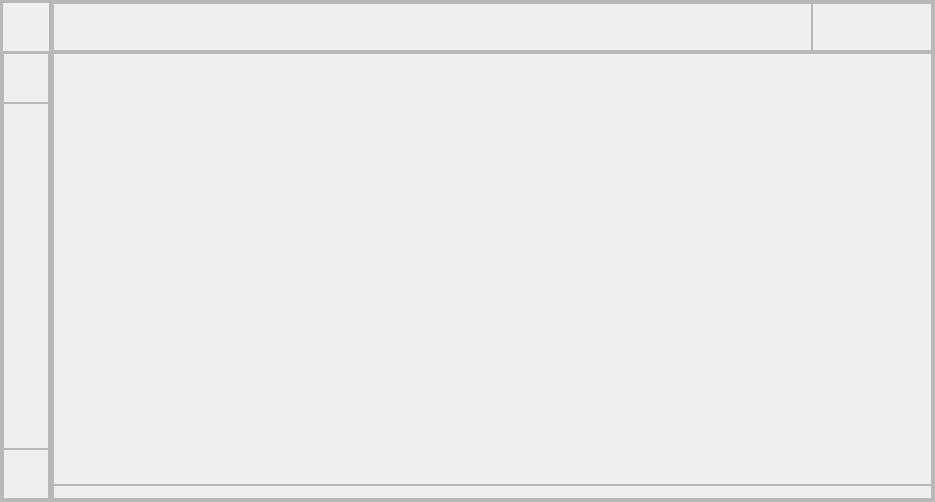
Qt form static/ui/main.ui (zzmx-sudo/file_sharer-Desktop) before a commit.
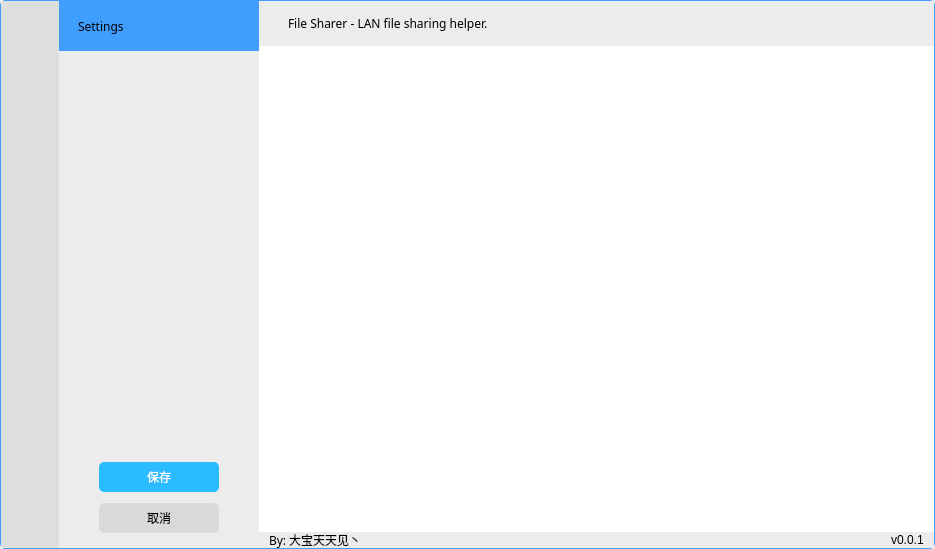
The same form after that commit. Icons and pictures are not drawn.

The edit to the form file:
```diff
--- a/static/ui/main.ui
+++ b/static/ui/main.ui
@@ -7,13 +7,147 @@
     <x>0</x>
     <y>0</y>
     <width>935</width>
-    <height>502</height>
+    <height>549</height>
    </rect>
   </property>
   <property name="windowTitle">
    <string>MainWindow</string>
   </property>
   <widget class="QWidget" name="styleSheet">
+   <property name="styleSheet">
+    <string notr="true">/* ///////////////////////////////////////////////////////////////////////////////
+Global */
+* {
+	margin: 0;
+	paddingf: 0;
+	font-size: 12px;
+}
+
+/* ///////////////////////////////////////////////////////////////////////////////
+QWidget */
+QWidget{
+	color: rgb(0, 0, 0);
+	border: none;
+}
+
+/* ///////////////////////////////////////////////////////////////////////////////
+QTooltip */
+QToolTip {
+	color: #409eff;
+	background-color: rgba(236, 236, 236, 180);
+	border: 1px solid #ffffff;
+	background-image: none;
+	background-position: left center;
+    background-repeat: no-repeat;
+	border: none;
+	border-left: 2px solid rgb(255, 121, 198);
+	text-align: left;
+	padding-left: 8px;
+	margin: 0px;
+}
+
+/* ///////////////////////////////////////////////////////////////////////////////
+AppBg */
+#AppBg {	
+	background-color: #ffffff;
+	border: 1px solid #409eff;
+	border-radius: 5%
+}
+
+/* ///////////////////////////////////////////////////////////////////////////////
+QPushButton */
+QPushButton {
+	background-position: center;
+	background-repeat: no-repeat;
+	border: none;
+	border-radius: 5%;
+}
+
+/* ///////////////////////////////////////////////////////////////////////////////
+Top Logo */
+#topLogoInfo {
+	background-position: center;
+	background-repeat: no-repeat;
+}
+/* ///////////////////////////////////////////////////////////////////////////////
+Left Menu Box */
+#leftMenuBox {
+	background-color: rgb(222, 222, 222);
+	padding: 0 4px 0 4px;
+}
+#leftMenuFrame {
+	padding: 5px 0;
+}
+#leftMenuBox .QPushButton:hover {
+	background-color: #ffffff;
+}
+#leftMenuBox .QPushButton:pressed {
+	background-color: #409eff;
+}
+
+/* ///////////////////////////////////////////////////////////////////////////////
+Extra Box */
+#extraBox {
+	background-color: rgb(236, 236, 236);
+}
+/* ///////////////////////////////////////////////////////////////////////////////
+Extra Top Box */
+#extraTopBox {
+	background-color: rgb(64, 158, 255);
+	padding: 0 10px;
+}
+#extraTopBox .QPushButton:hover {
+	background-color: rgb(57, 143, 229);
+}
+#extraTopBox .QPushButton:pressed {
+	background-color: #ffffff;
+}
+/* ///////////////////////////////////////////////////////////////////////////////
+Extra Bottom Box */
+#extraBottomBox #saveSettingButton {
+	background-color: rgb(42, 188, 255);
+	color: #ffffff;
+}
+#extraBottomBox #saveSettingButton:hover {
+	background-color: rgb(64, 158, 255);
+}
+#extraBottomBox #saveSettingButton:pressed {
+	border: 2px solid #ffffff;
+}
+#extraBottomBox #cancelSettingButton {
+	
+	background-color: rgb(217, 217, 217);
+	color: rgb(0, 0, 0);
+}
+#extraBottomBox #cancelSettingButton:hover {
+	background-color: rgb(184, 184, 184);
+}
+#extraBottomBox #cancelSettingButton:pressed {
+	border: 2px solid #ffffff;
+}
+
+/* ///////////////////////////////////////////////////////////////////////////////
+Content Box */
+/* ///////////////////////////////////////////////////////////////////////////////
+Content Top Box */
+#contentTopBox {
+	background-color: rgb(236, 236, 236);
+	padding: 0 10px 0 20px;
+}
+#contentTopBox .QPushButton:hover {
+	background-color: #ffffff;
+}
+#contentTopBox .QPushButton:pressed {
+	background-color: #409eff;
+}
+/* ///////////////////////////////////////////////////////////////////////////////
+Content Bottom Bar */
+#contentBottomBar {
+	background-color: rgb(236, 236, 236);
+	color: rgb(97, 97, 97);
+	padding: 0 10px;
+}</string>
+   </property>
    <layout class="QVBoxLayout" name="verticalLayout_6">
     <property name="spacing">
      <number>0</number>
@@ -58,13 +192,13 @@
         <widget class="QFrame" name="leftMenuBox">
          <property name="minimumSize">
           <size>
-           <width>50</width>
+           <width>58</width>
            <height>0</height>
           </size>
          </property>
          <property name="maximumSize">
           <size>
-           <width>50</width>
+           <width>58</width>
            <height>16777215</height>
           </size>
          </property>
@@ -74,6 +208,9 @@
          <property name="frameShadow">
           <enum>QFrame::Raised</enum>
          </property>
+         <property name="lineWidth">
+          <number>1</number>
+         </property>
          <layout class="QVBoxLayout" name="verticalLayout_5">
           <property name="spacing">
            <number>0</number>
@@ -95,15 +232,18 @@
             <property name="minimumSize">
              <size>
               <width>0</width>
-              <height>50</height>
+              <height>45</height>
              </size>
             </property>
             <property name="maximumSize">
              <size>
               <width>16777215</width>
-              <height>50</height>
+              <height>45</height>
              </size>
             </property>
+            <property name="styleSheet">
+             <string notr="true">background-image: url(:/icons/images/icon/share.png);</string>
+            </property>
             <property name="frameShape">
              <enum>QFrame::StyledPanel</enum>
             </property>
@@ -136,50 +276,145 @@
              <property name="bottomMargin">
               <number>0</number>
              </property>
-             <item>
-              <widget class="QFrame" name="leftToggleBox">
-               <property name="minimumSize">
-                <size>
-                 <width>0</width>
-                 <height>50</height>
-                </size>
-               </property>
-               <property name="maximumSize">
-                <size>
-                 <width>16777215</width>
-                 <height>50</height>
-                </size>
-               </property>
-               <property name="frameShape">
-                <enum>QFrame::StyledPanel</enum>
-               </property>
-               <property name="frameShadow">
-                <enum>QFrame::Raised</enum>
-               </property>
-              </widget>
-             </item>
-             <item>
+             <item alignment="Qt::AlignTop">
               <widget class="QFrame" name="leftTopBox">
+               <property name="minimumSize">
+                <size>
+                 <width>50</width>
+                 <height>0</height>
+                </size>
+               </property>
+               <property name="maximumSize">
+                <size>
+                 <width>50</width>
+                 <height>16777215</height>
+                </size>
+               </property>
                <property name="frameShape">
                 <enum>QFrame::StyledPanel</enum>
                </property>
                <property name="frameShadow">
                 <enum>QFrame::Raised</enum>
                </property>
+               <layout class="QVBoxLayout" name="verticalLayout_8">
+                <property name="spacing">
+                 <number>0</number>
+                </property>
+                <property name="leftMargin">
+                 <number>0</number>
+                </property>
+                <property name="topMargin">
+                 <number>0</number>
+                </property>
+                <property name="rightMargin">
+                 <number>0</number>
+                </property>
+                <property name="bottomMargin">
+                 <number>0</number>
+                </property>
+                <item>
+                 <widget class="QPushButton" name="homeButton">
+                  <property name="minimumSize">
+                   <size>
+                    <width>50</width>
+                    <height>50</height>
+                   </size>
+                  </property>
+                  <property name="maximumSize">
+                   <size>
+                    <width>50</width>
+                    <height>50</height>
+                   </size>
+                  </property>
+                  <property name="styleSheet">
+                   <string notr="true">background-image: url(:/icons/images/icon/home.png);</string>
+                  </property>
+                  <property name="text">
+                   <string/>
+                  </property>
+                 </widget>
+                </item>
+                <item>
+                 <widget class="QPushButton" name="serverButton">
+                  <property name="minimumSize">
+                   <size>
+                    <width>50</width>
+                    <height>50</height>
+                   </size>
+                  </property>
+                  <property name="maximumSize">
+                   <size>
+                    <width>50</width>
+                    <height>50</height>
+                   </size>
+                  </property>
+                  <property name="styleSheet">
+                   <string notr="true">background-image: url(:/icons/images/icon/server.png);</string>
+                  </property>
+                  <property name="text">
+                   <string/>
+                  </property>
+                 </widget>
+                </item>
+                <item>
+                 <widget class="QPushButton" name="clientButton">
+                  <property name="minimumSize">
+                   <size>
+                    <width>50</width>
+                    <height>50</height>
+                   </size>
+                  </property>
+                  <property name="maximumSize">
+                   <size>
+                    <width>50</width>
+                    <height>50</height>
+                   </size>
+                  </property>
+                  <property name="styleSheet">
+                   <string notr="true">background-image: url(:/icons/images/icon/client.png);</string>
+                  </property>
+                  <property name="text">
+                   <string/>
+                  </property>
+                 </widget>
+                </item>
+                <item>
+                 <widget class="QPushButton" name="downloadButton">
+                  <property name="minimumSize">
+                   <size>
+                    <width>50</width>
+                    <height>50</height>
+                   </size>
+                  </property>
+                  <property name="maximumSize">
+                   <size>
+                    <width>50</width>
+                    <height>50</height>
+                   </size>
+                  </property>
+                  <property name="styleSheet">
+                   <string notr="true">background-image: url(:/icons/images/icon/download.png);</string>
+                  </property>
+                  <property name="text">
+                   <string/>
+                  </property>
+                 </widget>
+                </item>
+               </layout>
               </widget>
              </item>
-             <item>
+             <item alignment="Qt::AlignBottom">
               <widget class="QFrame" name="leftBottomBox">
                <property name="minimumSize">
                 <size>
-                 <width>0</width>
-                 <height>50</height>
+                 <width>50</width>
+                 <height>0</height>
                 </size>
                </property>
                <property name="maximumSize">
                 <size>
-                 <width>16777215</width>
-                 <height>50</height>
+                 <width>50</width>
+                 <height>16777215</height>
                 </size>
                </property>
                <property name="frameShape">
@@ -188,6 +423,45 @@
                <property name="frameShadow">
                 <enum>QFrame::Raised</enum>
                </property>
+               <layout class="QVBoxLayout" name="verticalLayout_7">
+                <property name="spacing">
+                 <number>0</number>
+                </property>
+                <property name="leftMargin">
+                 <number>0</number>
+                </property>
+                <property name="topMargin">
+                 <number>0</number>
+                </property>
+                <property name="rightMargin">
+                 <number>0</number>
+                </property>
+                <property name="bottomMargin">
+                 <number>0</number>
+                </property>
+                <item>
+                 <widget class="QPushButton" name="pushButton">
+                  <property name="minimumSize">
+                   <size>
+                    <width>50</width>
+                    <height>50</height>
+                   </size>
+                  </property>
+                  <property name="maximumSize">
+                   <size>
+                    <width>50</width>
+                    <height>50</height>
+                   </size>
+                  </property>
+                  <property name="styleSheet">
+                   <string notr="true">background-image: url(:/icons/images/icon/setting.png);</string>
+                  </property>
+                  <property name="text">
+                   <string/>
+                  </property>
+                 </widget>
+                </item>
+               </layout>
               </widget>
              </item>
             </layout>
@@ -198,9 +472,15 @@
        </item>
        <item>
         <widget class="QFrame" name="extraBox">
+         <property name="minimumSize">
+          <size>
+           <width>200</width>
+           <height>0</height>
+          </size>
+         </property>
          <property name="maximumSize">
           <size>
-           <width>0</width>
+           <width>200</width>
            <height>16777215</height>
           </size>
          </property>
@@ -210,6 +490,9 @@
          <property name="frameShadow">
           <enum>QFrame::Raised</enum>
          </property>
+         <property name="lineWidth">
+          <number>1</number>
+         </property>
          <layout class="QVBoxLayout" name="verticalLayout_3">
           <property name="spacing">
            <number>0</number>
@@ -240,6 +523,43 @@
             <property name="frameShadow">
              <enum>QFrame::Raised</enum>
             </property>
+            <layout class="QHBoxLayout" name="horizontalLayout_5">
+             <item>
+              <widget class="QLabel" name="settingLabel">
+               <property name="font">
+                <font>
+                 <family>JetBrains Mono</family>
+                 <pointsize>-1</pointsize>
+                </font>
+               </property>
+               <property name="text">
+                <string>Settings</string>
+               </property>
+              </widget>
+             </item>
+             <item>
+              <widget class="QPushButton" name="closeSettingButton">
+               <property name="minimumSize">
+                <size>
+                 <width>28</width>
+                 <height>28</height>
+                </size>
+               </property>
+               <property name="maximumSize">
+                <size>
+                 <width>28</width>
+                 <height>28</height>
+                </size>
+               </property>
+               <property name="styleSheet">
+                <string notr="true">background-image: url(:/icons/images/icon/close-active.png);</string>
+               </property>
+               <property name="text">
+                <string/>
+               </property>
+              </widget>
+             </item>
+            </layout>
            </widget>
           </item>
           <item>
@@ -252,7 +572,7 @@
             </property>
            </widget>
           </item>
-          <item>
+          <item alignment="Qt::AlignHCenter">
            <widget class="QFrame" name="extraBottomBox">
             <property name="maximumSize">
              <size>
@@ -266,6 +586,46 @@
             <property name="frameShadow">
              <enum>QFrame::Raised</enum>
             </property>
+            <layout class="QVBoxLayout" name="verticalLayout_12">
+             <item>
+              <widget class="QPushButton" name="saveSettingButton">
+               <property name="minimumSize">
+                <size>
+                 <width>120</width>
+                 <height>30</height>
+                </size>
+               </property>
+               <property name="maximumSize">
+                <size>
+                 <width>120</width>
+                 <height>30</height>
+                </size>
+               </property>
+               <property name="text">
+                <string>保存</string>
+               </property>
+              </widget>
+             </item>
+             <item>
+              <widget class="QPushButton" name="cancelSettingButton">
+               <property name="minimumSize">
+                <size>
+                 <width>120</width>
+                 <height>30</height>
+                </size>
+               </property>
+               <property name="maximumSize">
+                <size>
+                 <width>120</width>
+                 <height>30</height>
+                </size>
+               </property>
+               <property name="text">
+                <string>取消</string>
+               </property>
+              </widget>
+             </item>
+            </layout>
            </widget>
           </item>
          </layout>
@@ -279,6 +639,9 @@
          <property name="frameShadow">
           <enum>QFrame::Raised</enum>
          </property>
+         <property name="lineWidth">
+          <number>0</number>
+         </property>
          <layout class="QVBoxLayout" name="verticalLayout_2">
           <property name="spacing">
            <number>0</number>
@@ -300,7 +663,7 @@
             <property name="maximumSize">
              <size>
               <width>16777215</width>
-              <height>50</height>
+              <height>45</height>
              </size>
             </property>
             <property name="frameShape">
@@ -325,7 +688,7 @@
              <property name="bottomMargin">
               <number>0</number>
              </property>
-             <item>
+             <item alignment="Qt::AlignLeft">
               <widget class="QFrame" name="contentTitleBox">
                <property name="frameShape">
                 <enum>QFrame::StyledPanel</enum>
@@ -333,13 +696,28 @@
                <property name="frameShadow">
                 <enum>QFrame::Raised</enum>
                </property>
+               <layout class="QVBoxLayout" name="verticalLayout_9">
+                <item>
+                 <widget class="QLabel" name="label">
+                  <property name="font">
+                   <font>
+                    <family>JetBrains Mono</family>
+                    <pointsize>-1</pointsize>
+                   </font>
+                  </property>
+                  <property name="text">
+                   <string>File Sharer - LAN file sharing helper.</string>
+                  </property>
+                 </widget>
+                </item>
+               </layout>
               </widget>
              </item>
-             <item>
+             <item alignment="Qt::AlignRight">
               <widget class="QFrame" name="contentButtonBox">
                <property name="maximumSize">
                 <size>
-                 <width>120</width>
+                 <width>16777215</width>
                  <height>16777215</height>
                 </size>
                </property>
@@ -349,6 +727,89 @@
                <property name="frameShadow">
                 <enum>QFrame::Raised</enum>
                </property>
+               <layout class="QHBoxLayout" name="horizontalLayout_3">
+                <property name="spacing">
+                 <number>10</number>
+                </property>
+                <property name="leftMargin">
+                 <number>10</number>
+                </property>
+                <property name="topMargin">
+                 <number>0</number>
+                </property>
+                <property name="rightMargin">
+                 <number>0</number>
+                </property>
+                <property name="bottomMargin">
+                 <number>0</number>
+                </property>
+                <item>
+                 <widget class="QPushButton" name="minimizeButton">
+                  <property name="minimumSize">
+                   <size>
+                    <width>28</width>
+                    <height>28</height>
+                   </size>
+                  </property>
+                  <property name="maximumSize">
+                   <size>
+                    <width>28</width>
+                    <height>28</height>
+                   </size>
+                  </property>
+                  <property name="styleSheet">
+                   <string notr="true">background-image: url(:/icons/images/icon/minimize.png);</string>
+                  </property>
+                  <property name="text">
+                   <string/>
+                  </property>
+                 </widget>
+                </item>
+                <item>
+                 <widget class="QPushButton" name="maximizeButton">
+                  <property name="minimumSize">
+                   <size>
+                    <width>28</width>
+                    <height>28</height>
+                   </size>
+                  </property>
+                  <property name="maximumSize">
+                   <size>
+                    <width>28</width>
+                    <height>28</height>
+                   </size>
+                  </property>
+                  <property name="styleSheet">
+                   <string notr="true">background-image: url(:/icons/images/icon/maximize.png);</string>
+                  </property>
+                  <property name="text">
+                   <string/>
+                  </property>
+                 </widget>
+                </item>
+                <item>
+                 <widget class="QPushButton" name="closeAppButton">
+                  <property name="minimumSize">
+                   <size>
+                    <width>28</width>
+                    <height>28</height>
+                   </size>
+                  </property>
+                  <property name="maximumSize">
+                   <size>
+                    <width>28</width>
+                    <height>28</height>
+                   </size>
+                  </property>
+                  <property name="styleSheet">
+                   <string notr="true">background-image: url(:/icons/images/icon/close.png);</string>
+                  </property>
+                  <property name="text">
+                   <string/>
+                  </property>
+                 </widget>
+                </item>
+               </layout>
               </widget>
              </item>
             </layout>
@@ -362,6 +823,9 @@
             <property name="frameShadow">
              <enum>QFrame::Raised</enum>
             </property>
+            <property name="lineWidth">
+             <number>1</number>
+            </property>
             <layout class="QVBoxLayout" name="verticalLayout">
              <property name="spacing">
               <number>0</number>
@@ -393,15 +857,118 @@
                <property name="maximumSize">
                 <size>
                  <width>16777215</width>
-                 <height>14</height>
+                 <height>16</height>
                 </size>
                </property>
+               <property name="font">
+                <font>
+                 <family>JetBrains Mono</family>
+                 <pointsize>-1</pointsize>
+                </font>
+               </property>
                <property name="frameShape">
                 <enum>QFrame::StyledPanel</enum>
                </property>
                <property name="frameShadow">
                 <enum>QFrame::Raised</enum>
                </property>
+               <layout class="QHBoxLayout" name="horizontalLayout_4">
+                <property name="spacing">
+                 <number>0</number>
+                </property>
+                <property name="leftMargin">
+                 <number>0</number>
+                </property>
+                <property name="topMargin">
+                 <number>0</number>
+                </property>
+                <property name="rightMargin">
+                 <number>0</number>
+                </property>
+                <property name="bottomMargin">
+                 <number>0</number>
+                </property>
+                <item>
+                 <widget class="QFrame" name="authorLabelBox">
+                  <property name="font">
+                   <font>
+                    <family>JetBrains Mono</family>
+                    <pointsize>-1</pointsize>
+                   </font>
+                  </property>
+                  <property name="frameShape">
+                   <enum>QFrame::StyledPanel</enum>
+                  </property>
+                  <property name="frameShadow">
+                   <enum>QFrame::Raised</enum>
+                  </property>
+                  <layout class="QVBoxLayout" name="verticalLayout_10">
+                   <property name="spacing">
+                    <number>0</number>
+                   </property>
+                   <property name="leftMargin">
+                    <number>0</number>
+                   </property>
+                   <property name="topMargin">
+                    <number>0</number>
+                   </property>
+                   <property name="rightMargin">
+                    <number>0</number>
+                   </property>
+                   <property name="bottomMargin">
+                    <number>0</number>
+                   </property>
+                   <item alignment="Qt::AlignLeft">
+                    <widget class="QLabel" name="authorLabel">
+                     <property name="font">
+                      <font>
+                       <family>JetBrains Mono</family>
+                       <pointsize>-1</pointsize>
+                      </font>
+                     </property>
+                     <property name="text">
+                      <string>By: 大宝天天见丶</string>
+                     </property>
+                    </widget>
+                   </item>
+                  </layout>
+                 </widget>
+                </item>
+                <item>
+                 <widget class="QFrame" name="versionLabelBox">
+                  <property name="frameShape">
+                   <enum>QFrame::StyledPanel</enum>
+                  </property>
+                  <property name="frameShadow">
+                   <enum>QFrame::Raised</enum>
+                  </property>
+                  <layout class="QVBoxLayout" name="verticalLayout_11">
+                   <property name="spacing">
+                    <number>0</number>
+                   </property>
+                   <property name="leftMargin">
+                    <number>0</number>
+                   </property>
+                   <property name="topMargin">
+                    <number>0</number>
+                   </property>
+                   <property name="rightMargin">
+                    <number>0</number>
+                   </property>
+                   <property name="bottomMargin">
+                    <number>0</number>
+                   </property>
+                   <item alignment="Qt::AlignRight">
+                    <widget class="QLabel" name="versionLabel">
+                     <property name="text">
+                      <string>v0.0.1</string>
+                     </property>
+                    </widget>
+                   </item>
+                  </layout>
+                 </widget>
+                </item>
+               </layout>
               </widget>
              </item>
             </layout>
```
